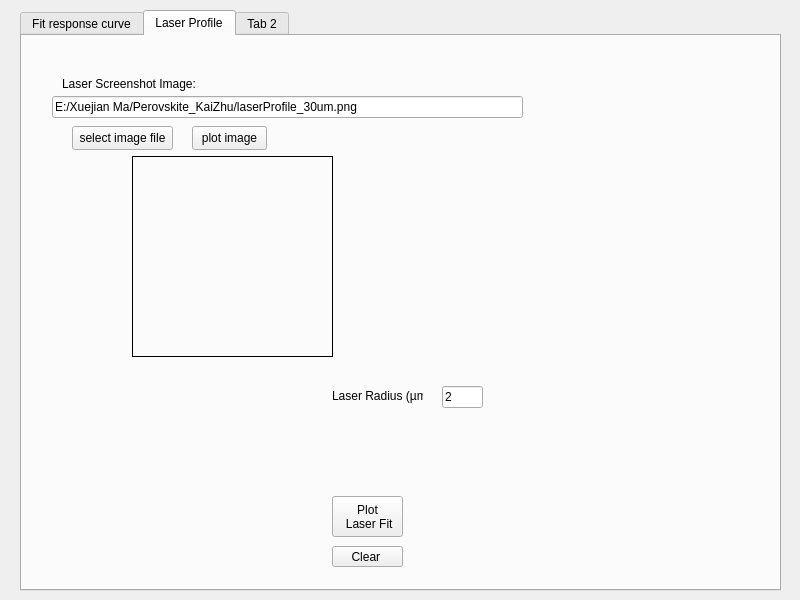
Qt form DiffusionAnalysis/form.ui (xuejianma/LabTools) before a commit.
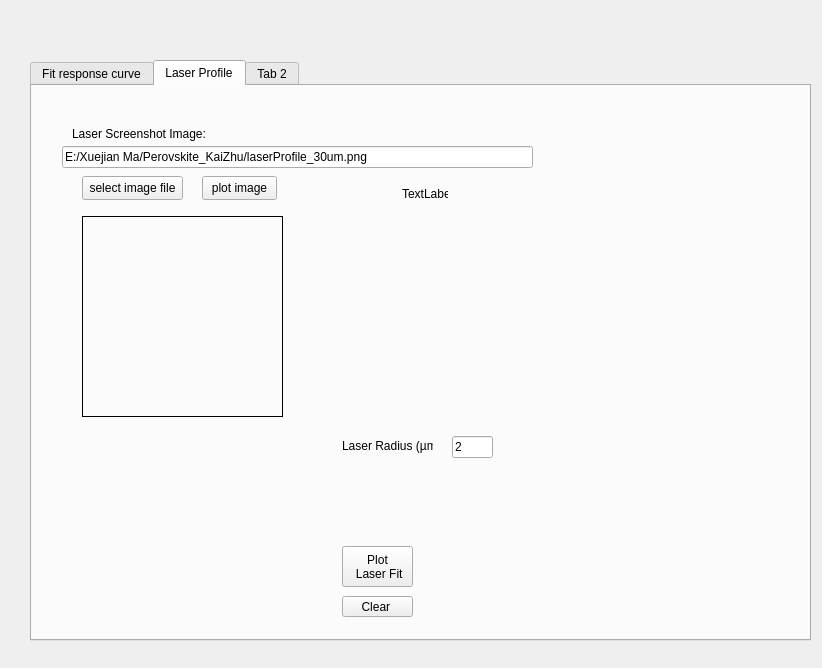
The same form after that commit. Icons and pictures are not drawn. Custom widgets are drawn as their Qt base class.

Commit message: update label with dot selected by mouse

Patch:
```diff
--- a/DiffusionAnalysis/form.ui
+++ b/DiffusionAnalysis/form.ui
@@ -6,8 +6,8 @@
    <rect>
     <x>0</x>
     <y>0</y>
-    <width>800</width>
-    <height>600</height>
+    <width>822</width>
+    <height>668</height>
    </rect>
   </property>
   <property name="windowTitle">
@@ -16,9 +16,9 @@
   <widget class="QTabWidget" name="tabWidget">
    <property name="geometry">
     <rect>
-     <x>20</x>
-     <y>10</y>
-     <width>761</width>
+     <x>30</x>
+     <y>60</y>
+     <width>781</width>
      <height>581</height>
     </rect>
    </property>
@@ -396,22 +396,6 @@
       <string>Laser Screenshot Image:</string>
      </property>
     </widget>
-    <widget class="QLabel" name="label_laserScreenshot">
-     <property name="geometry">
-      <rect>
-       <x>110</x>
-       <y>120</y>
-       <width>201</width>
-       <height>201</height>
-      </rect>
-     </property>
-     <property name="frameShape">
-      <enum>QFrame::Box</enum>
-     </property>
-     <property name="text">
-      <string/>
-     </property>
-    </widget>
     <widget class="QLineEdit" name="lineEdit_laserScreenshot">
      <property name="geometry">
       <rect>
@@ -530,6 +514,35 @@
       <string>plot image</string>
      </property>
     </widget>
+    <widget class="QLabel" name="label_center">
+     <property name="geometry">
+      <rect>
+       <x>370</x>
+       <y>100</y>
+       <width>46</width>
+       <height>16</height>
+      </rect>
+     </property>
+     <property name="text">
+      <string>TextLabel</string>
+     </property>
+    </widget>
+    <widget class="LabelDots" name="label_laserScreenshot">
+     <property name="geometry">
+      <rect>
+       <x>50</x>
+       <y>130</y>
+       <width>201</width>
+       <height>201</height>
+      </rect>
+     </property>
+     <property name="frameShape">
+      <enum>QFrame::Box</enum>
+     </property>
+     <property name="text">
+      <string/>
+     </property>
+    </widget>
    </widget>
    <widget class="QWidget" name="tab_2">
     <attribute name="title">
@@ -601,19 +614,6 @@
       <number>0</number>
      </property>
     </widget>
-    <widget class="QLabel" name="label_center">
-     <property name="geometry">
-      <rect>
-       <x>260</x>
-       <y>120</y>
-       <width>46</width>
-       <height>16</height>
-      </rect>
-     </property>
-     <property name="text">
-      <string>TextLabel</string>
-     </property>
-    </widget>
     <widget class="QLabel" name="label_image_4">
      <property name="geometry">
       <rect>
@@ -675,6 +675,11 @@
    <header>pyqtgraph</header>
    <container>1</container>
   </customwidget>
+  <customwidget>
+   <class>LabelDots</class>
+   <extends>QLabel</extends>
+   <header>labeldots</header>
+  </customwidget>
  </customwidgets>
  <resources/>
  <connections/>
```
The commit also changes 6 other files.
